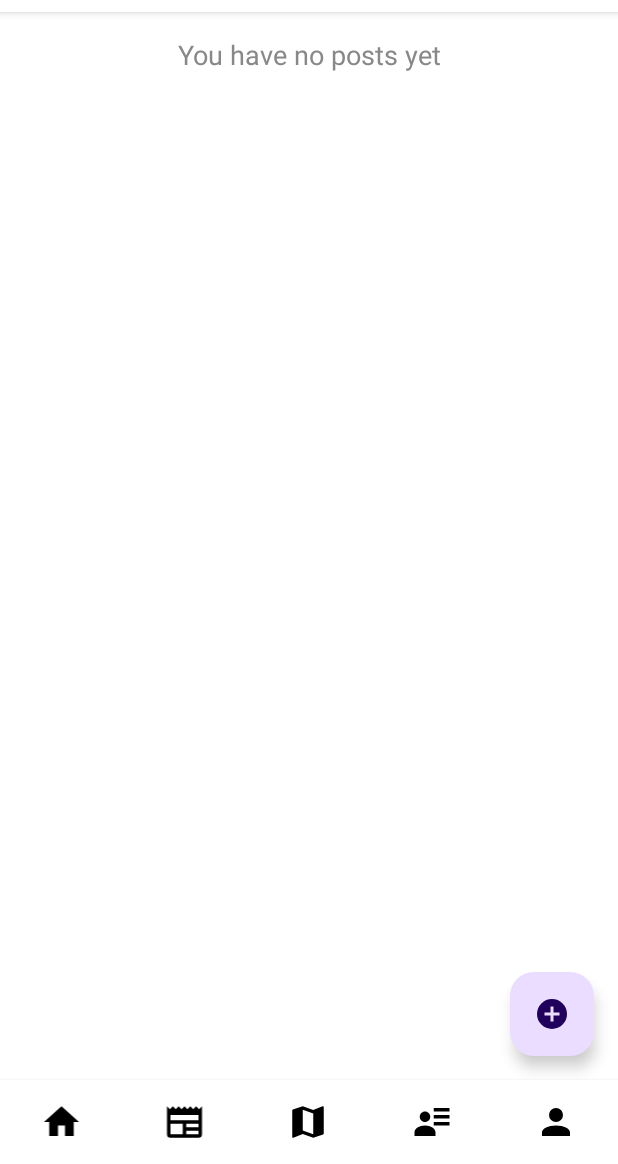
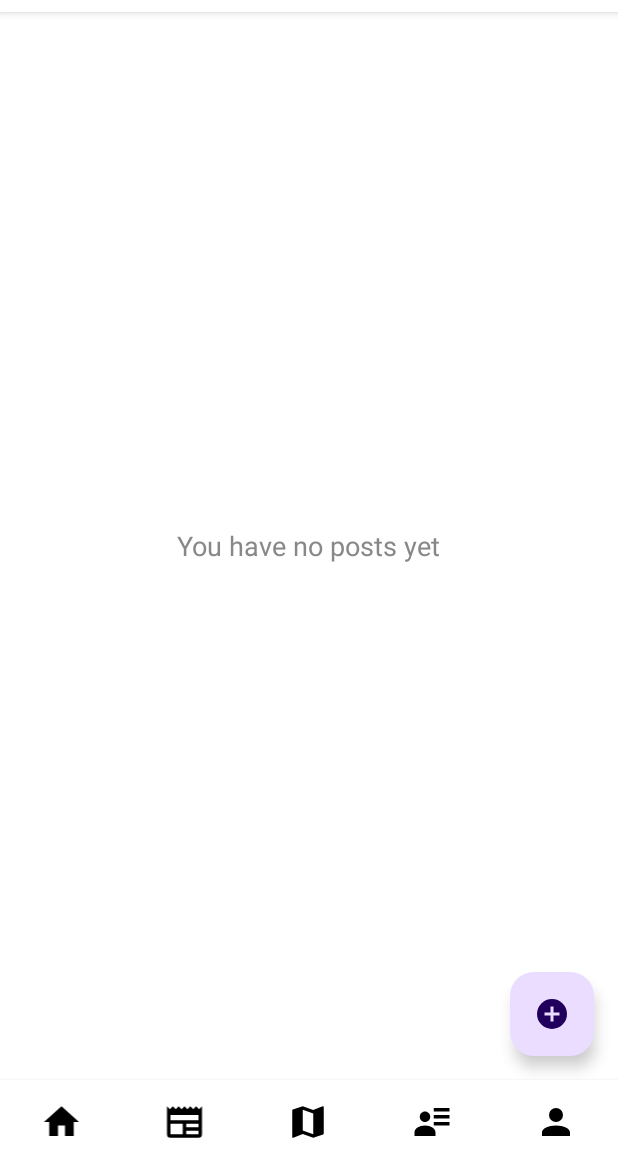
Before and after one commit to dormatana101/TogetherApp, an Android app: the screen it shows after launch once a user with an empty profile is signed in (MainActivity), after a tap on an icon or button, on a phone screen of 412 x 824 dp, the part 72-1236 px from its top. Run offline under Robolectric (Android 15) with nearby library versions, the phone set to English and light mode, and no system bars; our stand-ins replace Firebase (no records; nobody signed in at launch, a user with empty details on screens opened directly), Picasso; libraries missing offline, so code that uses them is left out: com.cloudinary.android, jp.wasabeef.picasso; pictures from the network do not load.

Commit message:
fixed ui my posts

```diff
--- a/app/src/main/res/layout/fragment_my_posts.xml
+++ b/app/src/main/res/layout/fragment_my_posts.xml
@@ -1,4 +1,3 @@
-<?xml version="1.0" encoding="utf-8"?>
 <RelativeLayout xmlns:android="http://schemas.android.com/apk/res/android"
     xmlns:app="http://schemas.android.com/apk/res-auto"
     android:layout_width="match_parent"
@@ -8,20 +7,21 @@
         android:id="@+id/fragment_feed_recycler_view"
         android:layout_width="match_parent"
         android:layout_height="match_parent"
-        android:layout_above="@id/fab_create_post" />
+        android:clipToPadding="false"
+        android:paddingBottom="72dp"
+        />
 
     <TextView
         android:id="@+id/emptyView"
-        android:layout_width="match_parent"
+        android:layout_width="wrap_content"
         android:layout_height="wrap_content"
         android:text="You have no posts yet"
         android:gravity="center"
         android:textSize="18sp"
         android:textColor="#888888"
         android:visibility="gone"
-        android:layout_marginTop="16dp"
+        android:layout_centerInParent="true"
         />
-
 
     <com.google.android.material.floatingactionbutton.FloatingActionButton
         android:id="@+id/fab_create_post"
@@ -37,6 +37,7 @@
         android:id="@+id/feedProgressBar"
         android:layout_width="wrap_content"
         android:layout_height="wrap_content"
-        android:layout_centerInParent="true" />
+        android:layout_centerInParent="true"
+        android:visibility="gone" />
 
 </RelativeLayout>
```
